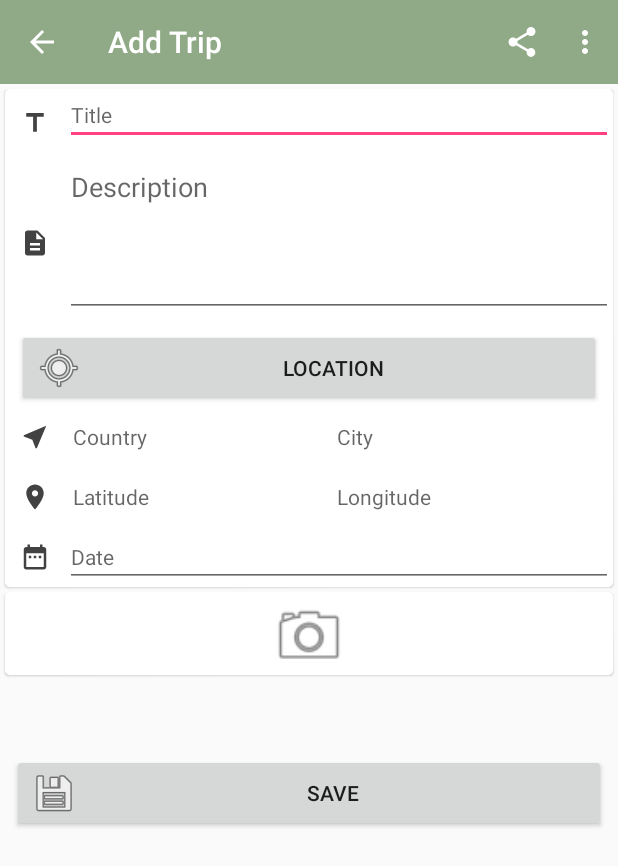
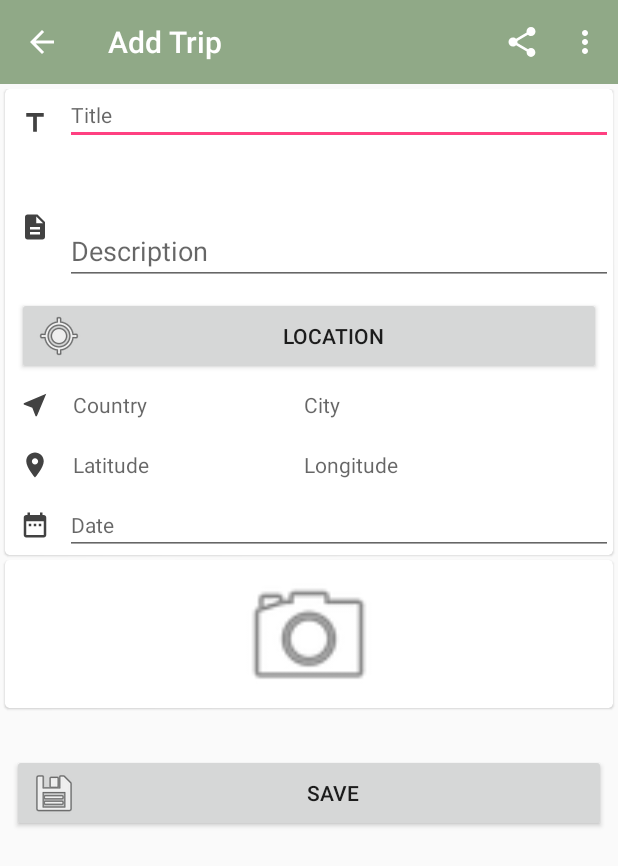
Before and after one commit to paisneto/mysocial, an Android app: the AddTripActivity screen opened directly, with no data from a screen before it, on a phone screen of 412 x 824 dp. Shown: the top 866 px of the screen. Run offline under Robolectric (Android 15) with nearby library versions, the phone set to English and light mode, and no system bars.

Commit message:
New trips fixed with endpoint like web app, must upload all at same time. date format fixed.

```diff
--- a/Mysocial/app/src/main/java/com/example/nunocoelho/mysocial/helpers/Singleton.java
+++ b/Mysocial/app/src/main/java/com/example/nunocoelho/mysocial/helpers/Singleton.java
@@ -7,6 +7,7 @@ import android.content.Context;
  */
 
 public class Singleton {
+    private String username = null, email = null;
     private static Singleton instance = null;
 
     //a private constructor so no instances can be made outside this class
--- a/Mysocial/app/src/main/java/com/example/nunocoelho/mysocial/moment/DetailMomentActivity.java
+++ b/Mysocial/app/src/main/java/com/example/nunocoelho/mysocial/moment/DetailMomentActivity.java
@@ -171,7 +171,6 @@ public class DetailMomentActivity extends AppCompatActivity {
             @Override
             public void onFailure(Call<AnwserMoment> call, Throwable t) {
                 t.printStackTrace();
-                //spinner.setVisibility(View.GONE);
             }
         });
     }
--- a/Mysocial/app/src/main/java/com/example/nunocoelho/mysocial/mysocialapi/MysocialEndpoints.java
+++ b/Mysocial/app/src/main/java/com/example/nunocoelho/mysocial/mysocialapi/MysocialEndpoints.java
@@ -5,14 +5,11 @@ import com.example.nunocoelho.mysocial.moment.AnwserMoment;
 import com.example.nunocoelho.mysocial.moment.EntryDetailsMoment;
 import com.example.nunocoelho.mysocial.trip.Anwser;
 
-import java.util.Date;
-
 import okhttp3.MultipartBody;
 import okhttp3.RequestBody;
 import retrofit2.Call;
 import retrofit2.Retrofit;
 import retrofit2.converter.gson.GsonConverterFactory;
-import retrofit2.http.Body;
 import retrofit2.http.Field;
 import retrofit2.http.FormUrlEncoded;
 import retrofit2.http.GET;
@@ -98,7 +95,7 @@ public interface MysocialEndpoints {
     );
 
     //inserir uma viagem
-    @FormUrlEncoded
+    /*@FormUrlEncoded
     @POST("trips/")
     Call<Anwser> addTrip(
             @Field("title") String title,
@@ -107,10 +104,27 @@ public interface MysocialEndpoints {
             @Field("lat") String lat,
             @Field("lon") String lon,
             @Field("description") String description,
-            @Field("date") Date date,
+            @Field("date") String date,// Date
             @Field("postedByName") String name,
-            @Field("postedByEmail") String email
+            @Field("postedByEmail") String email//,
+           // @Part MultipartBody.Part file
 
+    );*/
+
+    //inserir uma viagem
+    @Multipart
+    @POST("trips/")
+    Call<Anwser> addTrip(
+            @Part("title") RequestBody title,
+            @Part("country") RequestBody country,
+            @Part("city") RequestBody city,
+            @Part("lat") RequestBody lat,
+            @Part("lon") RequestBody lon,
+            @Part("description") RequestBody description,
+            @Part("date") RequestBody date,
+            @Part("username") RequestBody postedByName,
+            @Part("useremail") RequestBody postedByEmail,
+            @Part MultipartBody.Part file
     );
 
     //partilhar uma viagem
--- a/Mysocial/app/src/main/java/com/example/nunocoelho/mysocial/trip/DetailTripActivity.java
+++ b/Mysocial/app/src/main/java/com/example/nunocoelho/mysocial/trip/DetailTripActivity.java
@@ -97,7 +97,7 @@ public class DetailTripActivity extends AppCompatActivity {
             tv_address.setText(adress);
 
             String DATE_FORMAT_PATTERN = "yyyy-MM-dd'T'HH:mm:ss.SSS'Z'";
-            String reformattedStr = new SimpleDateFormat("dd MMM yyyy").format(new SimpleDateFormat(DATE_FORMAT_PATTERN).parse(intent.getStringExtra("date")));
+            String reformattedStr = new SimpleDateFormat("dd MMMM yyyy").format(new SimpleDateFormat(DATE_FORMAT_PATTERN).parse(intent.getStringExtra("date")));
             tv_date.setText(reformattedStr);    // format output
 
            // String adress = intent.getStringExtra("country").concat(", ").concat(intent.getStringExtra("city"));
--- a/Mysocial/app/src/main/res/layout/include_add_trip_content.xml
+++ b/Mysocial/app/src/main/res/layout/include_add_trip_content.xml
@@ -92,9 +92,9 @@
                 <EditText
                     android:id="@+id/et_description"
                     android:inputType="textMultiLine"
-                    android:minLines="4"
+                    android:minLines="3"
                     android:maxLines="6"
-                    android:gravity="top|left"
+                    android:gravity="bottom|left"
                     android:layout_width="match_parent"
                     android:scrollbars="vertical"
                     android:layout_height="wrap_content"
@@ -124,11 +124,11 @@
                 android:layout_width="match_parent"
                 android:layout_height="wrap_content"
                 android:layout_weight="1"
+                android:drawableStart="@android:drawable/ic_menu_mylocation"
                 android:text="@string/location"
-                android:drawableStart="@android:drawable/ic_menu_mylocation"
                 tools:ignore="InefficientWeight,NestedWeights" />
 
-            </LinearLayout>
+        </LinearLayout>
 
             <LinearLayout
                 android:id="@+id/ll_address"
@@ -162,7 +162,7 @@
 
                     <TextView
                         android:id="@+id/tv_result_country"
-                        android:layout_width="165dp"
+                        android:layout_width="143dp"
                         android:layout_height="wrap_content"
                         android:layout_margin="@dimen/spacing_medium"
                         android:hint="@string/country"
@@ -204,7 +204,7 @@
 
                 <TextView
                     android:id="@+id/tv_result_lat"
-                    android:layout_width="165dp"
+                    android:layout_width="143dp"
                     android:layout_height="wrap_content"
                     android:layout_margin="@dimen/spacing_medium"
                     android:hint="@string/latitude"
@@ -218,6 +218,7 @@
                     android:layout_height="wrap_content"
                     android:layout_margin="@dimen/spacing_medium"
                     android:hint="@string/longitude"
+                    android:maxLength="13"
                     android:textAppearance="@style/TextAppearance.AppCompat.Body1"
                     android:textColor="@color/material_grey_800"
                     tools:ignore="PrivateResource" />
@@ -284,11 +285,10 @@
             <ImageView
                 android:id="@+id/iv_add_image_trip"
                 android:layout_width="match_parent"
-                android:layout_height="52dp"
+                android:layout_height="95dp"
                 android:layout_marginEnd="0dp"
                 android:layout_marginRight="0dp"
                 android:layout_marginTop="3dp"
-                android:layout_weight="3661.88"
                 app:layout_constraintRight_toRightOf="parent"
                 app:layout_constraintTop_toBottomOf="@+id/cv_photo"
                 app:srcCompat="@android:drawable/ic_menu_camera"
--- a/Mysocial/app/src/main/res/layout/list_trip_layout.xml
+++ b/Mysocial/app/src/main/res/layout/list_trip_layout.xml
@@ -43,7 +43,7 @@
         android:layout_marginStart="8dp"
         android:layout_marginEnd="8dp"
         app:layout_constraintHorizontal_bias="0.337"
-        android:layout_marginTop="8dp"
+        android:layout_marginTop="0dp"
         app:layout_constraintTop_toBottomOf="@+id/include" />
 
 </android.support.constraint.ConstraintLayout>
```
Also changed, not shown: Mysocial/app/src/main/java/com/example/nunocoelho/mysocial/LoginActivity.java (+2 -12 lines), Mysocial/app/src/main/java/com/example/nunocoelho/mysocial/trip/AddTripActivity.java (+70 -68 lines), Mysocial/app/src/main/java/com/example/nunocoelho/mysocial/trip/EditTripActivity.java (+20 -10 lines).
